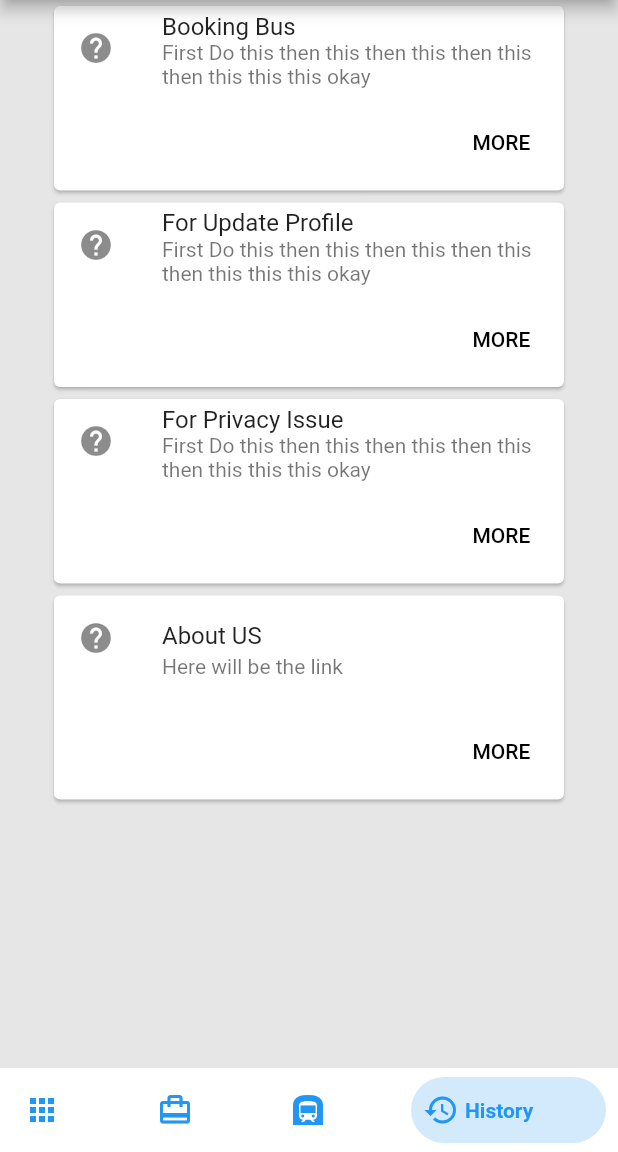
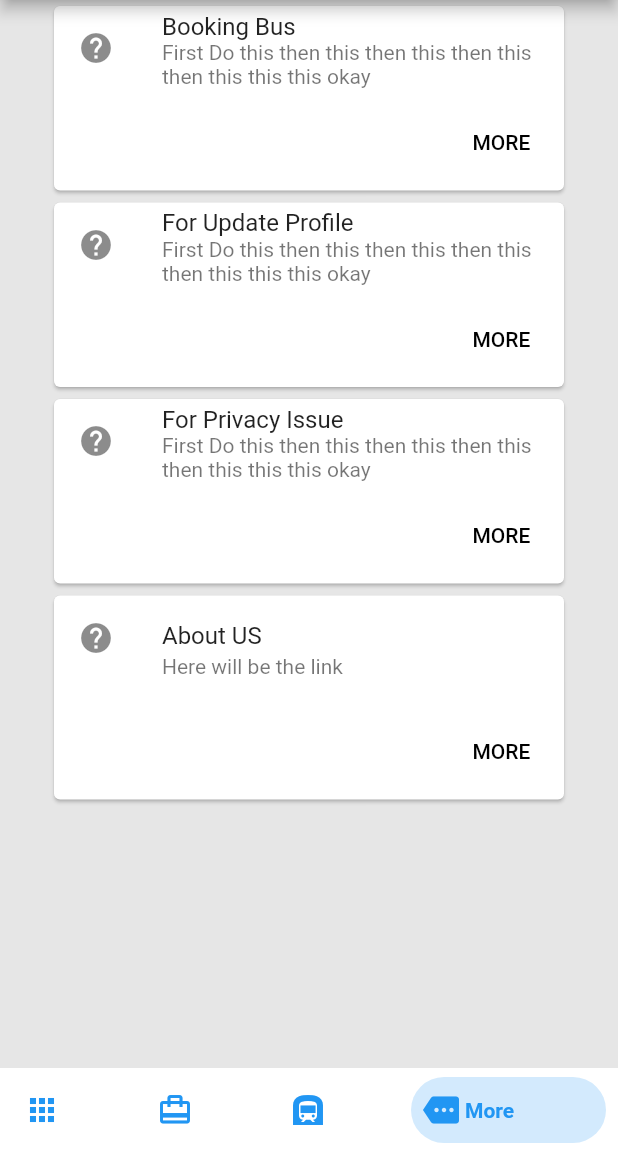
Before and after one commit to YemaneAbrha/TravelEthiopiaMobileApp, a Flutter app: the HelpPage screen opened by its route, on a phone screen of 412 x 824 dp, the part 84-1236 px from its top. Run offline on Flutter 3.47's test engine with Material 2 defaults, Android fonts, the phone set to English and light mode, and no system bars; our stand-ins replace bottom_navy_bar, circular_profile_avatar, datetime_picker_formfield, shared_preferences, splashscreen; missing offline and left inert: dart:ffi, dropdownfield; accounts and stored records are empty; network calls fail.

```diff
--- a/lib/pages/book.dart
+++ b/lib/pages/book.dart
@@ -221,7 +221,7 @@ class _BookState extends State<Book> {
                             ),
                             border: OutlineInputBorder(
                                 borderRadius: BorderRadius.circular(10.0))),
-                        keyboardType: TextInputType.text,
+                        keyboardType: TextInputType.phone,
                         onChanged: (String value) {
                           setState(() {
                             //_titleValue = value;
--- a/lib/pages/common/buttombarnavigation.dart
+++ b/lib/pages/common/buttombarnavigation.dart
@@ -45,8 +45,8 @@ class ButtonState extends State<Buttom> {
             title: Text('All Bus'),
             activeColor: Colors.blue),
         BottomNavyBarItem(
-            icon: Icon(Icons.history),
-            title: Text('History'),
+            icon: Icon(Icons.more),
+            title: Text('More'),
             activeColor: Colors.blue),
       ],
     );
--- a/lib/pages/myBooking.dart
+++ b/lib/pages/myBooking.dart
@@ -52,11 +52,11 @@ class _MyBookingPageState extends State<MyBookingPage> {
             tabs: <Widget>[
               Tab(
                 icon: Icon(Icons.card_travel),
-                text: 'My Booking',
+                text: 'Up Comming',
               ),
               Tab(
                 icon: Icon(Icons.history),
-                text: 'Past',
+                text: 'Past Booking',
               ),
             ],
           ),
--- a/lib/pages/registration.dart
+++ b/lib/pages/registration.dart
@@ -25,6 +25,9 @@ class _RegistrtionPageState extends State<RegistrationPage> {
         child: Center(
           child: ListView(
             children: <Widget>[
+              SizedBox(
+                height: 10.0,
+              ),
               TextField(
                 decoration: new InputDecoration(
                     icon: Icon(Icons.person),
```
